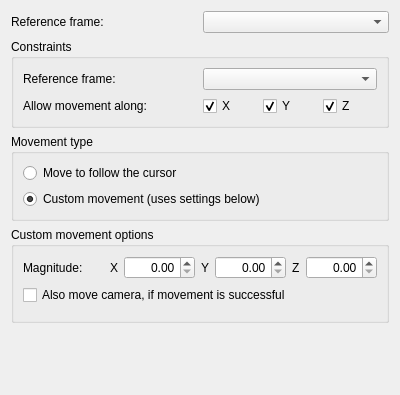
Qt form native/src/DovahKit/ui/options_window/worldedit_tools/options/move_selection_tool_options.ui (DavidJCobb/DovahKit) before a commit.
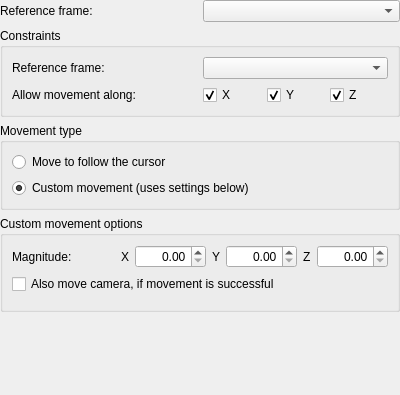
The same form after that commit. Custom widgets are drawn as their Qt base class.

The edit to the form file:
```diff
--- a/native/src/DovahKit/ui/options_window/worldedit_tools/options/move_selection_tool_options.ui
+++ b/native/src/DovahKit/ui/options_window/worldedit_tools/options/move_selection_tool_options.ui
@@ -14,6 +14,18 @@
    <string>Form</string>
   </property>
   <layout class="QGridLayout" name="gridLayout">
+   <property name="leftMargin">
+    <number>0</number>
+   </property>
+   <property name="topMargin">
+    <number>0</number>
+   </property>
+   <property name="rightMargin">
+    <number>0</number>
+   </property>
+   <property name="bottomMargin">
+    <number>0</number>
+   </property>
    <item row="2" column="0" colspan="2">
     <widget class="QGroupBox" name="groupBox">
      <property name="title">
```
